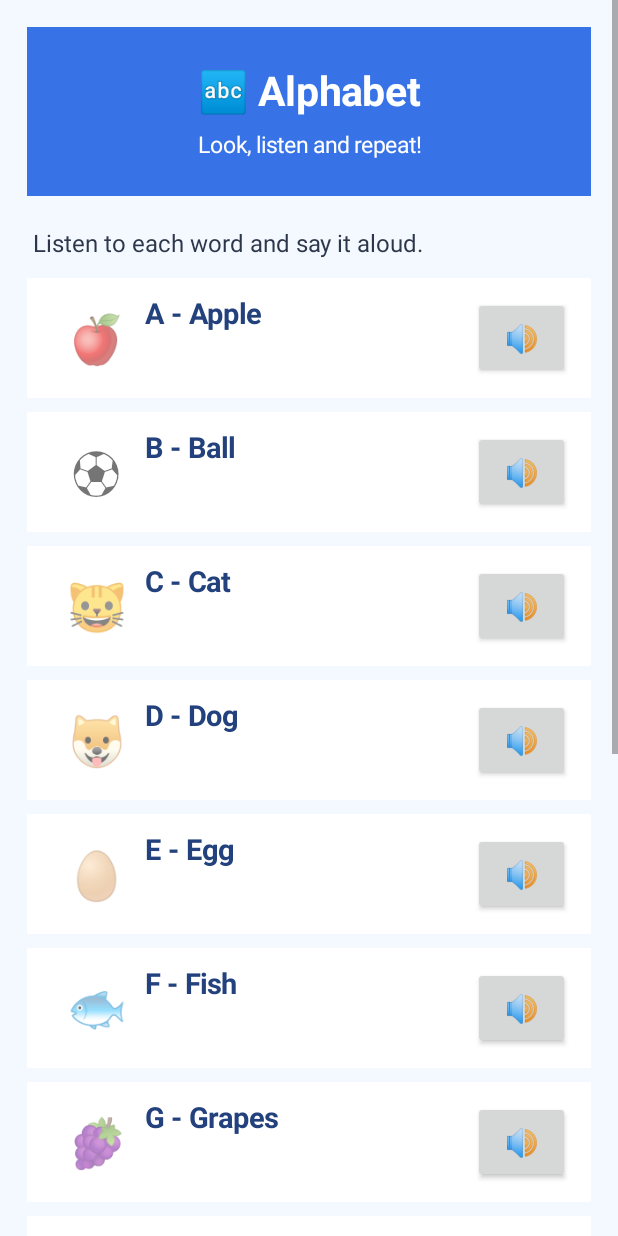
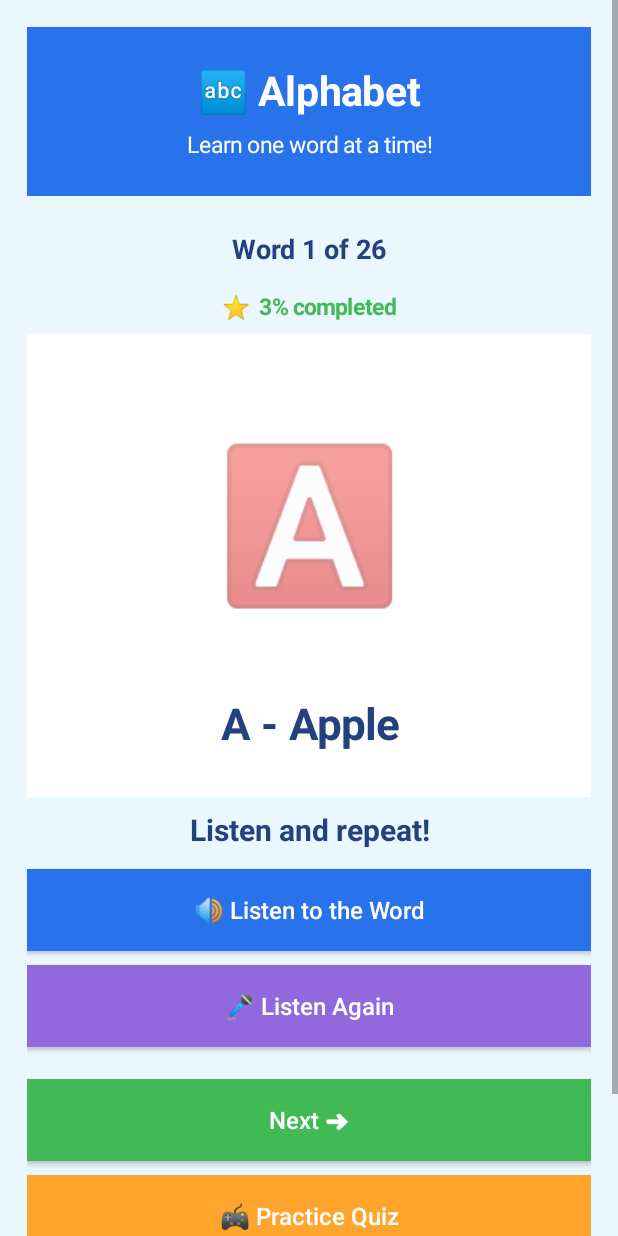
Before and after one commit to dreamanime4u-ctrl/EnglishMaster, an Android app: the screen it shows after launch (MainActivity), after a tap on an icon or button, on a phone screen of 412 x 824 dp. Run offline under Robolectric (Android 15) with nearby library versions, the phone set to English and light mode, and no system bars; 1 other tap on this screen came first.

Commit message:
Refactor MainActivity with UI updates and quiz logic
Updated color values and added new words to categories. Refactored quiz logic and improved layout spacing for better UI.

```diff
--- a/app/src/main/java/com/englishmaster/app/MainActivity.kt
+++ b/app/src/main/java/com/englishmaster/app/MainActivity.kt
@@ -25,11 +25,11 @@ class MainActivity : Activity() {
         getSharedPreferences("english_master_data", MODE_PRIVATE)
     }
 
-    private val blue = Color.rgb(55, 115, 230)
+    private val blue = Color.rgb(40, 115, 235)
     private val darkBlue = Color.rgb(35, 65, 125)
-    private val pageColor = Color.rgb(244, 248, 255)
-    private val green = Color.rgb(65, 180, 120)
-    private val orange = Color.rgb(255, 165, 65)
+    private val pageColor = Color.rgb(235, 247, 255)
+    private val green = Color.rgb(65, 185, 85)
+    private val orange = Color.rgb(255, 165, 45)
     private val purple = Color.rgb(145, 105, 220)
     private val textColor = Color.rgb(45, 55, 75)
 
@@ -44,19 +44,42 @@ class MainActivity : Activity() {
         val words: List<Word>
     )
 
+    private var currentCategory: Category? = null
+    private var currentWordIndex = 0
+
+    private var quizIndex = 0
+    private var quizScore = 0
+    private var quizQuestions: List<Word> = emptyList()
+
     private val alphabet = Category(
         "Alphabet", "🔤",
         listOf(
-            Word("🍎", "A - Apple"),
-            Word("⚽", "B - Ball"),
-            Word("🐱", "C - Cat"),
+            Word("🅰️", "A - Apple"),
+            Word("🅱️", "B - Ball"),
+            Word("🌙", "C - Cat"),
             Word("🐶", "D - Dog"),
             Word("🥚", "E - Egg"),
             Word("🐟", "F - Fish"),
             Word("🍇", "G - Grapes"),
             Word("🏠", "H - House"),
             Word("🍦", "I - Ice cream"),
-            Word("🧃", "J - Juice")
+            Word("🧃", "J - Juice"),
+            Word("🪁", "K - Kite"),
+            Word("🦁", "L - Lion"),
+            Word("🌙", "M - Moon"),
+            Word("🪺", "N - Nest"),
+            Word("🐙", "O - Octopus"),
+            Word("✏️", "P - Pencil"),
+            Word("👑", "Q - Queen"),
+            Word("🌈", "R - Rainbow"),
+            Word("☀️", "S - Sun"),
+            Word("🐢", "T - Turtle"),
+            Word("☂️", "U - Umbrella"),
+            Word("🚐", "V - Van"),
+            Word("⌚", "W - Watch"),
+            Word("❌", "X - X-ray"),
+            Word("🪀", "Y - Yo-yo"),
+            Word("🦓", "Z - Zebra")
         )
     )
 
@@ -72,7 +95,17 @@ class MainActivity : Activity() {
             Word("7️⃣", "Seven"),
             Word("8️⃣", "Eight"),
             Word("9️⃣", "Nine"),
-            Word("🔟", "Ten")
+            Word("🔟", "Ten"),
+            Word("1️⃣1️⃣", "Eleven"),
+            Word("1️⃣2️⃣", "Twelve"),
+            Word("1️⃣3️⃣", "Thirteen"),
+            Word("1️⃣4️⃣", "Fourteen"),
+            Word("1️⃣5️⃣", "Fifteen"),
+            Word("1️⃣6️⃣", "Sixteen"),
+            Word("1️⃣7️⃣", "Seventeen"),
+            Word("1️⃣8️⃣", "Eighteen"),
+            Word("1️⃣9️⃣", "Nineteen"),
+            Word("2️⃣0️⃣", "Twenty")
         )
     )
 
@@ -121,9 +154,9 @@ class MainActivity : Activity() {
             Word("🐻", "Bear"),
             Word("🦊", "Fox"),
             Word("🐸", "Frog"),
-            Word("🐵", "Chimpanzee"),
             Word("🐴", "Horse"),
-            Word("🐮", "Cow")
+            Word("🐮", "Cow"),
+            Word("🐧", "Penguin")
         )
     )
 
@@ -202,18 +235,14 @@ class MainActivity : Activity() {
         animals, fruits, vegetables, food, body
     )
 
-    private var selectedCategory: Category? = null
-    private var quizIndex = 0
-    private var quizScore = 0
-    private var quizQuestions: List<Word> = emptyList()
-
     override fun onCreate(savedInstanceState: Bundle?) {
         super.onCreate(savedInstanceState)
 
         tts = TextToSpeech(this) { status ->
             if (status == TextToSpeech.SUCCESS) {
                 val result = tts?.setLanguage(Locale.US)
-                ttsReady = result != TextToSpeech.LANG_MISSING_DATA &&
+                ttsReady =
+                    result != TextToSpeech.LANG_MISSING_DATA &&
                     result != TextToSpeech.LANG_NOT_SUPPORTED
             }
         }
@@ -223,7 +252,12 @@ class MainActivity : Activity() {
 
     private fun speak(text: String) {
         if (ttsReady) {
-            tts?.speak(text, TextToSpeech.QUEUE_FLUSH, null, "english_word")
+            tts?.speak(
+                text,
+                TextToSpeech.QUEUE_FLUSH,
+                null,
+                "english_word"
+            )
         } else {
             Toast.makeText(
                 this,
@@ -237,7 +271,17 @@ class MainActivity : Activity() {
         return (value * resources.displayMetrics.density).toInt()
     }
 
-    private fun createPage(title: String, subtitle: String): LinearLayout {
+    private fun space(height: Int): View {
+        val view = View(this)
+        view.layoutParams = LinearLayout.LayoutParams(1, dp(height))
+        return view
+    }
+
+    private fun createPage(
+        title: String,
+        subtitle: String
+    ): LinearLayout {
+
         root = LinearLayout(this)
         root.orientation = LinearLayout.VERTICAL
         root.setBackgroundColor(pageColor)
@@ -247,12 +291,16 @@ class MainActivity : Activity() {
 
         val content = LinearLayout(this)
         content.orientation = LinearLayout.VERTICAL
-        content.setPadding(dp(18), dp(18), dp(18), dp(24))
+        content.setPadding(
+            dp(18), dp(18), dp(18), dp(25)
+        )
 
         val header = LinearLayout(this)
         header.orientation = LinearLayout.VERTICAL
         header.gravity = Gravity.CENTER
-        header.setPadding(dp(18), dp(24), dp(18), dp(24))
+        header.setPadding(
+            dp(18), dp(24), dp(18), dp(24)
+        )
         header.setBackgroundColor(blue)
 
         val heading = TextView(this)
@@ -273,22 +321,13 @@ class MainActivity : Activity() {
         header.addView(description)
 
         content.addView(header)
-        content.addView(space(12))
+        content.addView(space(15))
 
         scroll.addView(content)
         root.addView(scroll)
 
         setContentView(root)
         return content
-    }
-
-    private fun space(height: Int): View {
-        val view = View(this)
-        view.layoutParams = LinearLayout.LayoutParams(
-            1,
-            dp(height)
-        )
-        return view
     }
 
     private fun addText(
@@ -302,8 +341,11 @@ class MainActivity : Activity() {
         view.text = text
         view.textSize = size
         view.setTextColor(color)
-        view.gravity = Gravity.CENTER_VERTICAL
-        if (bold) view.typeface = Typeface.DEFAULT_BOLD
+        view.gravity = Gravity.CENTER
+
+        if (bold) {
+            view.typeface = Typeface.DEFAULT_BOLD
+        }
 
         view.setPadding(dp(4), dp(8), dp(4), dp(8))
         parent.addView(view)
@@ -317,7 +359,7 @@ class MainActivity : Activity() {
     ) {
         val button = Button(this)
         button.text = text
-        button.textSize = 15f
+        button.textSize = 16f
         button.isAllCaps = false
         button.setTextColor(Color.WHITE)
         button.setBackgroundColor(color)
@@ -325,57 +367,11 @@ class MainActivity : Activity() {
 
         val params = LinearLayout.LayoutParams(
             LinearLayout.LayoutParams.MATCH_PARENT,
-            dp(54)
+            dp(55)
         )
+
         params.setMargins(0, dp(5), 0, dp(5))
         parent.addView(button, params)
-    }
-
-    private fun addWordCard(parent: LinearLayout, word: Word) {
-        val card = LinearLayout(this)
-        card.orientation = LinearLayout.HORIZONTAL
-        card.gravity = Gravity.CENTER_VERTICAL
-        card.setPadding(dp(14), dp(10), dp(14), dp(10))
-        card.setBackgroundColor(Color.WHITE)
-
-        val emoji = TextView(this)
-        emoji.text = word.emoji
-        emoji.textSize = 32f
-        emoji.gravity = Gravity.CENTER
-
-        card.addView(
-            emoji,
-            LinearLayout.LayoutParams(dp(65), dp(60))
-        )
-
-        val name = TextView(this)
-        name.text = word.english
-        name.textSize = 19f
-        name.typeface = Typeface.DEFAULT_BOLD
-        name.setTextColor(darkBlue)
-
-        card.addView(
-            name,
-            LinearLayout.LayoutParams(0, dp(60), 1f)
-        )
-
-        val sound = Button(this)
-        sound.text = "🔊"
-        sound.textSize = 18f
-        sound.isAllCaps = false
-        sound.setOnClickListener { speak(word.english) }
-
-        card.addView(
-            sound,
-            LinearLayout.LayoutParams(dp(65), dp(55))
-        )
-
-        val params = LinearLayout.LayoutParams(
-            LinearLayout.LayoutParams.MATCH_PARENT,
-            LinearLayout.LayoutParams.WRAP_CONTENT
-        )
-        params.setMargins(0, dp(5), 0, dp(5))
-        parent.addView(card, params)
     }
 
     private fun showHome() {
@@ -384,7 +380,13 @@ class MainActivity : Activity() {
             "Learn English. Play. Have fun!"
         )
 
-        addText(page, "Choose Your Learning Group", 21f, darkBlue, true)
+        addText(
+            page,
+            "Choose Your Learning Group",
+            21f,
+            darkBlue,
+            true
+        )
 
         addButton(page, "🐣 Little Learners (Ages 4–6)", green) {
             showGroup("Little Learners", "Ages 4–6")
@@ -403,18 +405,16 @@ class MainActivity : Activity() {
         for (category in allCategories) {
             addButton(
                 page,
-                "${category.emoji}  ${category.title}",
-                blue
+                "${category.emoji}  ${category.title}"
             ) {
                 showLesson(category)
             }
         }
 
-        addText(page, "Your Learning Journey", 20f, darkBlue, true)
-
         val completed = prefs.getInt("completed_lessons", 0)
         val bestScore = prefs.getInt("quiz_score", 0)
 
+        addText(page, "Your Learning Journey", 20f, darkBlue, true)
         addText(page, "Completed lessons: $completed")
         addText(page, "Best quiz score: $bestScore")
 
@@ -435,7 +435,7 @@ class MainActivity : Activity() {
 
         addText(page, age, 19f, darkBlue, true)
 
-        val groupDescription = when (group) {
+        val description = when (group) {
             "Little Learners" ->
                 "Learn first words, letters, numbers and colors."
             "Junior Learners" ->
@@ -444,8 +444,7 @@ class MainActivity : Activity() {
                 "Improve vocabulary, reading and everyday communication."
         }
 
-        addText(page, groupDescription, 16f)
-
+        addText(page, description, 16f)
         addText(page, "Choose a lesson", 21f, darkBlue, true)
 
         val categories = when (group) {
@@ -458,7 +457,7 @@ class MainActivity : Activity() {
         }
 
         for (category in categories) {
-            addButton(page, "${category.emoji}  ${category.title}") {
+            addButton(page, "${category.emoji} ${category.title}") {
                 showLesson(category)
             }
         }
@@ -472,49 +471,175 @@ class MainActivity : Activity() {
         }
     }
 
+    // One learning item per screen
+
     private fun showLesson(category: Category) {
-        selectedCategory = category
+        currentCategory = category
+        currentWordIndex = 0
+        showWordPage()
+    }
+
+    private fun showWordPage() {
+        val category = currentCategory ?: return
+        val word = category.words[currentWordIndex]
+        val total = category.words.size
+        val number = currentWordIndex + 1
 
         val page = createPage(
             "${category.emoji} ${category.title}",
-            "Look, listen and repeat!"
+            "Learn one word at a time!"
         )
 
-        addText(page, "Listen to each word and say it aloud.", 16f)
+        addText(
+            page,
+            "Word $number of $total",
+            18f,
+            darkBlue,
+            true
+        )
 
-        for (word in category.words) {
-            addWordCard(page, word)
+        addText(
+            page,
+            "⭐  ${number * 100 / total}% completed",
+            15f,
+            green,
+            true
+        )
+
+        // Large illustration area
+
+        val pictureCard = LinearLayout(this)
+        pictureCard.orientation = LinearLayout.VERTICAL
+        pictureCard.gravity = Gravity.CENTER
+        pictureCard.setPadding(
+            dp(12), dp(18), dp(12), dp(18)
+        )
+        pictureCard.setBackgroundColor(Color.WHITE)
+
+        val picture = TextView(this)
+        picture.text = word.emoji
+        picture.textSize = 100f
+        picture.gravity = Gravity.CENTER
+
+        pictureCard.addView(
+            picture,
+            LinearLayout.LayoutParams(
+                LinearLayout.LayoutParams.MATCH_PARENT,
+                dp(210)
+            )
+        )
+
+        val wordName = TextView(this)
+        wordName.text = word.english
+        wordName.textSize = 29f
+        wordName.setTextColor(darkBlue)
+        wordName.typeface = Typeface.DEFAULT_BOLD
+        wordName.gravity = Gravity.CENTER
+        wordName.setPadding(0, dp(12), 0, dp(12))
+
+        pictureCard.addView(wordName)
+
+        page.addView(
+            pictureCard,
+            LinearLayout.LayoutParams(
+                LinearLayout.LayoutParams.MATCH_PARENT,
+                LinearLayout.LayoutParams.WRAP_CONTENT
+            )
+        )
+
+        addText(
+            page,
+            "Listen and repeat!",
+            20f,
+            darkBlue,
+            true
+        )
+
+        addButton(page, "🔊 Listen to the Word", blue) {
+            speak(word.english)
         }
 
-        addButton(page, "🔊 Listen to All Words", green) {
-            speak(category.words.joinToString(", ") { it.english })
+        addButton(page, "🎤 Listen Again", purple) {
+            speak(word.english)
         }
 
-        addButton(page, "🎮 Practice This Topic", orange) {
+        page.addView(space(12))
+
+        // Navigation
+
+        if (currentWordIndex > 0) {
+            addButton(page, "⬅ Previous", blue) {
+                currentWordIndex--
+                showWordPage()
+            }
+        }
+
+        if (currentWordIndex < total - 1) {
+            addButton(page, "Next ➜", green) {
+                currentWordIndex++
+                showWordPage()
+            }
+        } else {
+            addButton(page, "🏆 Finish Lesson", green) {
+                val count = prefs.getInt("completed_lessons", 0) + 1
+                prefs.edit()
+                    .putInt("completed_lessons", count)
+                    .apply()
+
+                Toast.makeText(
+                    this,
+                    "Amazing! Lesson completed!",
+                    Toast.LENGTH_LONG
+                ).show()
+
+                showLessonComplete()
+            }
+        }
+
+        addButton(page, "🎮 Practice Quiz", orange) {
             startQuiz(category)
         }
 
-        addButton(page, "✓ Complete Lesson", purple) {
-            val count = prefs.getInt("completed_lessons", 0) + 1
-            prefs.edit().putInt("completed_lessons", count).apply()
-            Toast.makeText(
-                this,
-                "Lesson completed!",
-                Toast.LENGTH_SHORT
-            ).show()
+        addButton(page, "⬅ Back to Home", darkBlue) {
             showHome()
         }
+    }
 
-        addButton(page, "⬅ Home", darkBlue) {
+    private fun showLessonComplete() {
+        val page = createPage(
+            "🏆 Amazing Work!",
+            "You completed this lesson!"
+        )
+
+        addText(page, "⭐ ⭐ ⭐", 45f)
+        addText(
+            page,
+            "Great job! Keep learning!",
+            22f,
+            darkBlue,
+            true
+        )
+
+        addButton(page, "🎮 Take a Quiz", green) {
+            startQuiz(currentCategory)
+        }
+
+        addButton(page, "🔄 Learn Again", orange) {
+            currentCategory?.let { showLesson(it) }
+        }
+
+        addButton(page, "🏠 Home", blue) {
             showHome()
         }
     }
 
     private fun startQuiz(category: Category? = null) {
         val source = category ?: allCategories.random()
+
         quizQuestions = source.words.shuffled().take(5)
         quizIndex = 0
         quizScore = 0
+
         showQuizQuestion()
     }
 
@@ -525,16 +650,24 @@ class MainActivity : Activity() {
         }
 
         val correctWord = quizQuestions[quizIndex]
+
         val page = createPage(
             "🎮 Word Challenge",
             "Question ${quizIndex + 1} of ${quizQuestions.size}"
         )
 
-        addText(page, "Which word matches this picture?", 20f, darkBlue, true)
+        addText(
+            page,
+            "Which word matches this picture?",
+            20f,
+            darkBlue,
+            true
+        )
 
-        addText(page, correctWord.emoji, 65f, darkBlue, true)
+        addText(page, correctWord.emoji, 85f, darkBlue, true)
 
-        val options = (listOf(correctWord) +
+        val options = (
+            listOf(correctWord) +
             allCategories.flatMap { it.words }
                 .filter { it.english != correctWord.english }
                 .shuffled()
@@ -587,20 +720,26 @@ class MainActivity : Activity() {
         )
 
         val best = prefs.getInt("quiz_score", 0)
+
         if (quizScore > best) {
-            prefs.edit().putInt("quiz_score", quizScore).apply()
+            prefs.edit()
+                .putInt("quiz_score", quizScore)
+                .apply()
         }
 
         val message = when {
-            quizScore == quizQuestions.size -> "Perfect score! Amazing!"
-            quizScore >= 3 -> "Well done! Keep learning!"
-            else -> "Good try! Practice makes progress!"
+            quizScore == quizQuestions.size ->
+                "Perfect score! Amazing!"
+            quizScore >= 3 ->
+                "Well done! Keep learning!"
+            else ->
+                "Good try! Practice makes progress!"
         }
 
         addText(page, message, 19f, darkBlue, true)
 
         addButton(page, "🔄 Try Again", green) {
-            startQuiz(selectedCategory)
+            startQuiz(currentCategory)
         }
 
         addButton(page, "🏠 Home", blue) {
@@ -617,11 +756,24 @@ class MainActivity : Activity() {
         val completed = prefs.getInt("completed_lessons", 0)
         val bestScore = prefs.getInt("quiz_score", 0)
 
-        addText(page, "⭐ Learning Statistics", 22f, darkBlue, true)
+        addText(
+            page,
+            "⭐ Learning Statistics",
+            22f,
+            darkBlue,
+            true
+        )
+
         addText(page, "Completed lessons: $completed", 19f)
         addText(page, "Best quiz score: $bestScore / 5", 19f)
 
-        addText(page, "Keep practicing every day!", 18f, green, true)
+        addText(
+            page,
+            "Keep practicing every day!",
+            18f,
+            green,
+            true
+        )
 
         addButton(page, "🎮 Play a Quiz", orange) {
             startQuiz()
```
Lines whose indentation alone changed are shown as unchanged.
